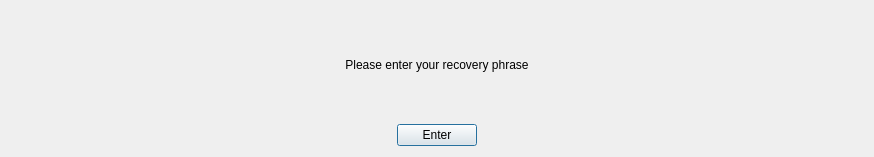
Above: designs/xml/forgot_question.ui from daniel-deru/WorkMate-3.0 before the change. Below: the same form after it.
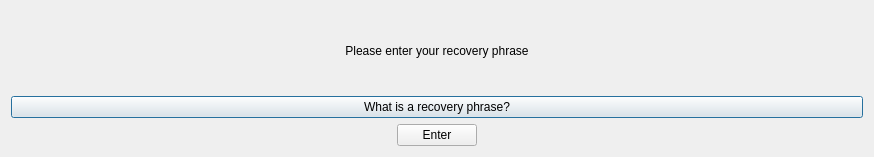
That is the form after the change.

Commit message: fixed the app vault view window showing the twofa key when there isnt one

Patch:
```diff
--- a/designs/xml/forgot_question.ui
+++ b/designs/xml/forgot_question.ui
@@ -24,6 +24,20 @@
      </property>
     </widget>
    </item>
+   <item>
+    <layout class="QHBoxLayout" name="horizontalLayout_2">
+     <item>
+      <widget class="QPushButton" name="btn_help">
+       <property name="cursor">
+        <cursorShape>PointingHandCursor</cursorShape>
+       </property>
+       <property name="text">
+        <string>What is a recovery phrase?</string>
+       </property>
+      </widget>
+     </item>
+    </layout>
+   </item>
    <item>
     <layout class="QGridLayout" name="gbox_words"/>
    </item>
```
The commit also changes 7 other files.
